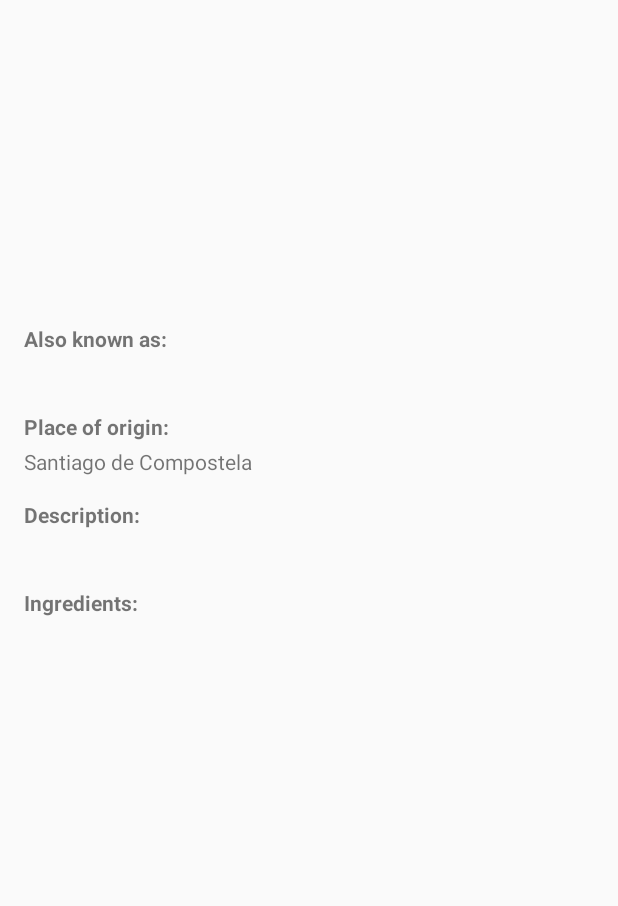
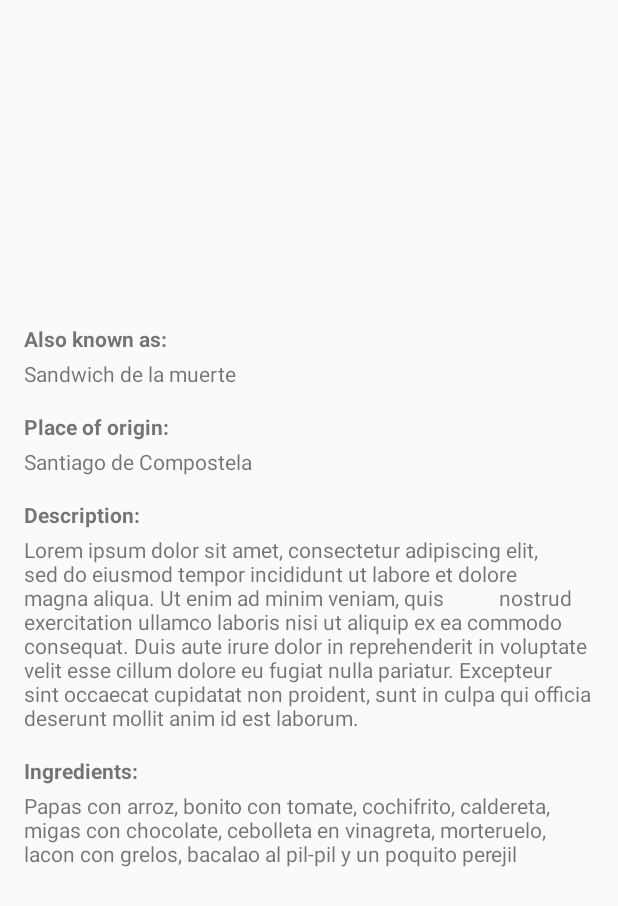
Before and after one commit to vmperez/SandwichClub, an Android app: the layout activity_detail.xml on its own in the app's theme, with its tools: preview values and no code run, on a phone screen of 412 x 824 dp. Shown: the top 906 px of the screen. Run offline under Robolectric (Android 15) with nearby library versions, the phone set to English and light mode, and no system bars.

Commit message:
Sandwich club
- Added tool:texts in activity_detail.xml

```diff
--- a/app/src/main/res/layout/activity_detail.xml
+++ b/app/src/main/res/layout/activity_detail.xml
@@ -36,7 +36,8 @@
             android:layout_height="wrap_content"
             android:layout_marginEnd="16dp"
             android:layout_marginStart="16dp"
-            android:layout_marginTop="4dp" />
+            android:layout_marginTop="4dp"
+            tools:text="Sandwich de la muerte"/>
 
 
         <TextView
@@ -76,7 +77,9 @@
             android:layout_height="wrap_content"
             android:layout_marginEnd="16dp"
             android:layout_marginStart="16dp"
-            android:layout_marginTop="4dp" />
+            android:layout_marginTop="4dp"
+            tools:text="Lorem ipsum dolor sit amet, consectetur adipiscing elit, sed do eiusmod tempor incididunt ut labore et dolore magna aliqua. Ut enim ad minim veniam, quis           nostrud exercitation ullamco laboris nisi ut aliquip ex ea commodo consequat. Duis aute irure dolor in reprehenderit in voluptate velit esse cillum dolore eu fugiat nulla pariatur. Excepteur sint occaecat cupidatat non proident, sunt in culpa qui officia deserunt mollit anim id est laborum."
+            />
 
 
         <TextView
@@ -97,6 +100,7 @@
             android:layout_marginStart="16dp"
             android:layout_marginTop="4dp"
             android:layout_marginBottom="16dp"
+            tools:text="Papas con arroz, bonito con tomate, cochifrito, caldereta, migas con chocolate, cebolleta en vinagreta, morteruelo, lacon con grelos, bacalao al pil-pil y un poquito perejil"
             />
     </LinearLayout>
 </ScrollView>
```
